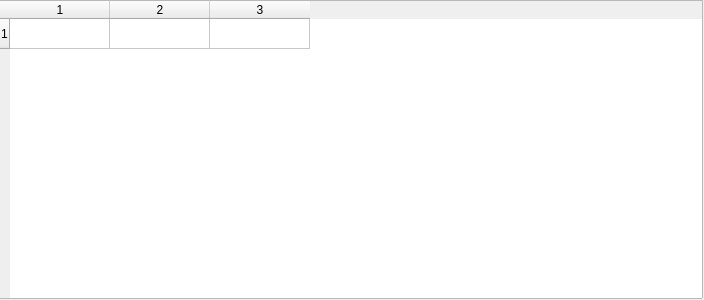
Qt form humanObserverAgent_GUI/src/dailyActivity.ui (rahulkatiyar19955/gsoc-gui-dev) before a commit.
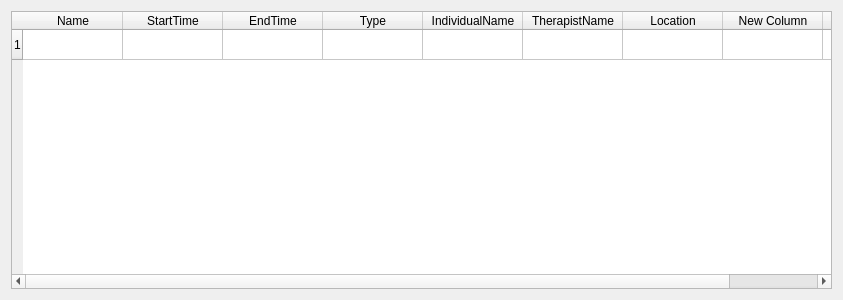
The same form after that commit.

Patch:
```diff
--- a/humanObserverAgent_GUI/src/dailyActivity.ui
+++ b/humanObserverAgent_GUI/src/dailyActivity.ui
@@ -6,7 +6,7 @@
    <rect>
     <x>0</x>
     <y>0</y>
-    <width>704</width>
+    <width>843</width>
     <height>300</height>
    </rect>
   </property>
@@ -19,15 +19,9 @@
   <property name="windowTitle">
    <string>Dialog</string>
   </property>
+  <layout class="QVBoxLayout" name="verticalLayout">
+   <item>
   <widget class="QTableWidget" name="tableWidget">
-   <property name="geometry">
-    <rect>
-     <x>-2</x>
-     <y>0</y>
-     <width>705</width>
-     <height>299</height>
-    </rect>
-   </property>
    <property name="sizePolicy">
     <sizepolicy hsizetype="Expanding" vsizetype="Expanding">
      <horstretch>0</horstretch>
@@ -56,13 +50,57 @@
     <number>1</number>
    </property>
    <property name="columnCount">
-    <number>3</number>
+      <number>9</number>
    </property>
    <row/>
-   <column/>
-   <column/>
-   <column/>
-  </widget>
+     <column>
+      <property name="text">
+       <string>Name</string>
+      </property>
+     </column>
+     <column>
+      <property name="text">
+       <string>StartTime</string>
+      </property>
+     </column>
+     <column>
+      <property name="text">
+       <string>EndTime</string>
+      </property>
+     </column>
+     <column>
+      <property name="text">
+       <string>Type</string>
+      </property>
+     </column>
+     <column>
+      <property name="text">
+       <string>IndividualName</string>
+      </property>
+     </column>
+     <column>
+      <property name="text">
+       <string>TherapistName</string>
+      </property>
+     </column>
+     <column>
+      <property name="text">
+       <string>Location</string>
+      </property>
+     </column>
+     <column>
+      <property name="text">
+       <string>New Column</string>
+      </property>
+     </column>
+     <column>
+      <property name="text">
+       <string>Notification</string>
+      </property>
+     </column>
+    </widget>
+   </item>
+  </layout>
  </widget>
  <resources/>
  <connections/>
```
Lines whose indentation alone changed are shown as unchanged.
